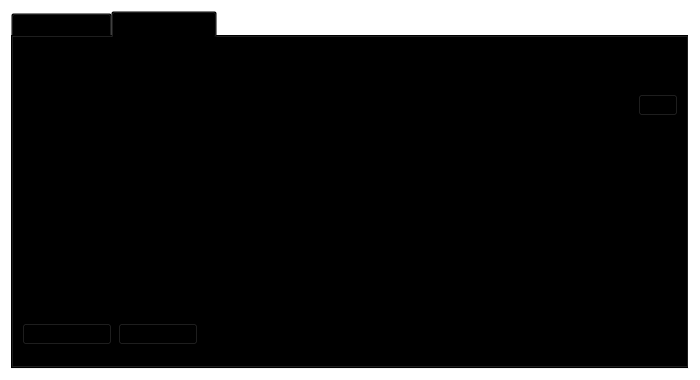
First picture: the form in src/qt/forms/signverifymessagedialog.ui, repository toacoin/TOA, before the edit.
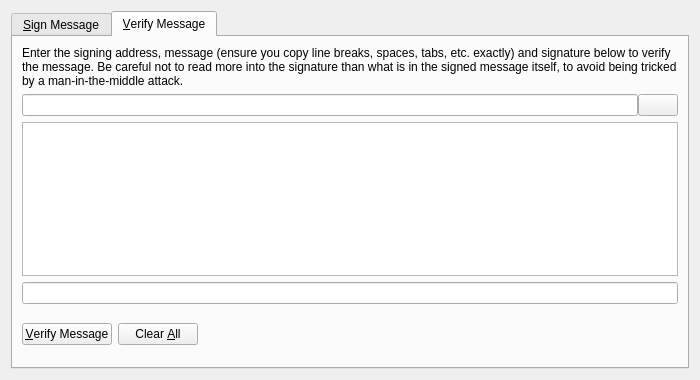
Second picture: the form after the edit. Icons and pictures are not drawn. Custom widgets are drawn as their Qt base class.

Patch:
```diff
--- a/src/qt/forms/signverifymessagedialog.ui
+++ b/src/qt/forms/signverifymessagedialog.ui
@@ -14,7 +14,7 @@
    <string>Signatures - Sign / Verify a Message</string>
   </property>
   <property name="styleSheet">
-   <string notr="true">background: transparent;</string>
+   <string notr="true"/>
   </property>
   <property name="modal">
    <bool>true</bool>
```
